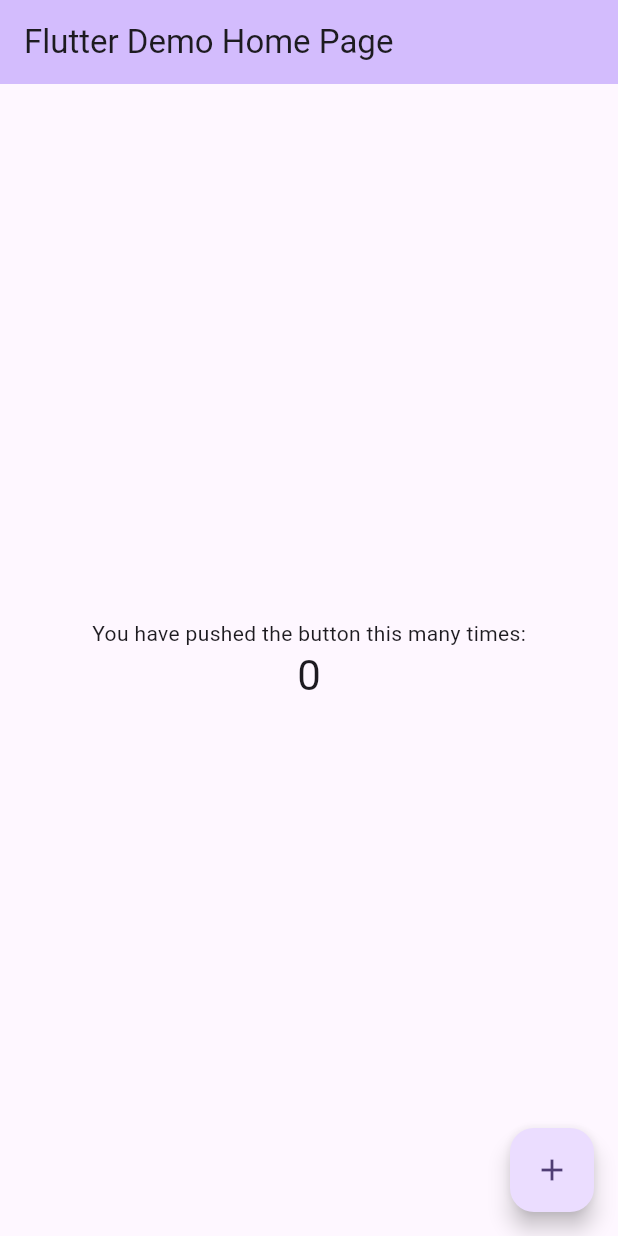
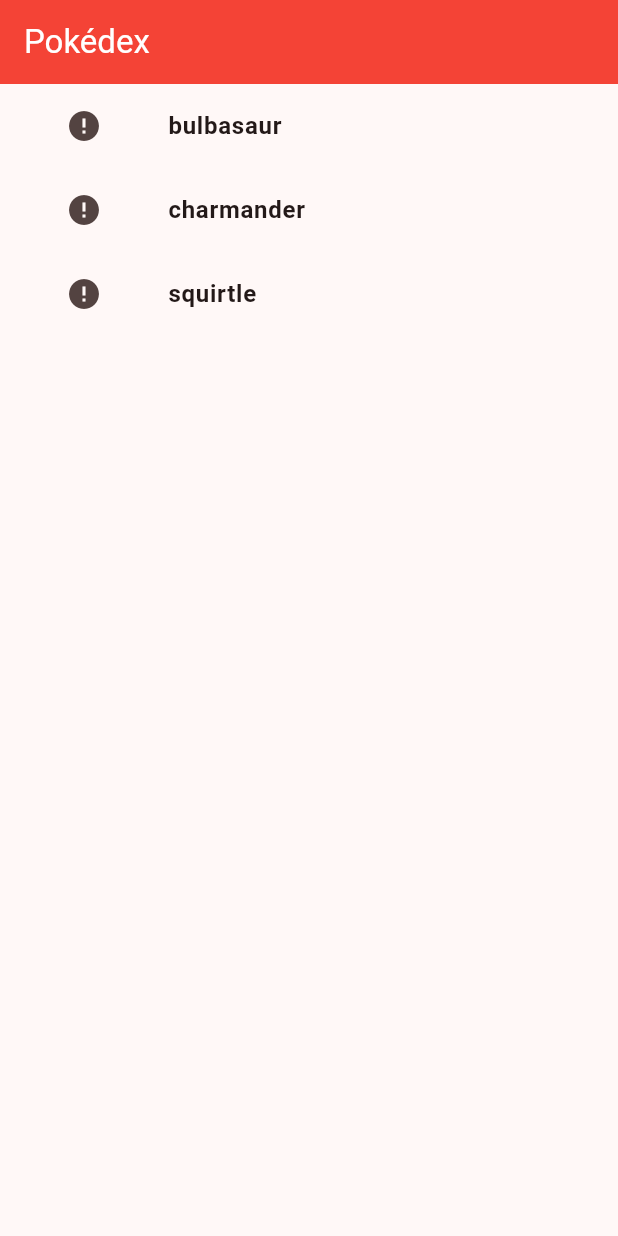
Before and after one commit to Emiidk01/pokedex-desktop, a Flutter app: the screen it shows after launch, on a phone screen of 412 x 824 dp. Run offline on Flutter 3.47's test engine with Material 3 defaults, Android fonts, the phone set to English and light mode, and no system bars; drawn by our look-alikes of cached_network_image; network calls fail.

Commit message:
Add Models and List

```diff
--- a/pokedex/lib/main.dart
+++ b/pokedex/lib/main.dart
@@ -1,122 +1,33 @@
 import 'package:flutter/material.dart';
+import 'package:pokedex/views/content_view.dart';
 
 void main() {
-  runApp(const MyApp());
+  runApp(
+    const PokedexApp(),
+  ); // runApp corre la instancia de nuestra aplicación principal
 }
 
-class MyApp extends StatelessWidget {
-  const MyApp({super.key});
+class PokedexApp extends StatelessWidget {
+  const PokedexApp({Key? key})
+    : super(
+        key: key,
+      ); // super(key: key) → Pasa la clave (key) al constructor de StatelessWidget (opcional, útil en listas para identificar widgets únicos).
 
-  // This widget is the root of your application.
   @override
   Widget build(BuildContext context) {
+    // Recibe un BuildContext, que contiene información sobre el árbol de widgets.
     return MaterialApp(
-      title: 'Flutter Demo',
+      // Define nuestro entorno visual
+      title:
+          'Pokedex', // Define el título de la aplicación, que aparece en la barra de tareas en algunas plataformas.
       theme: ThemeData(
-        // This is the theme of your application.
-        //
-        // TRY THIS: Try running your application with "flutter run". You'll see
-        // the application has a purple toolbar. Then, without quitting the app,
-        // try changing the seedColor in the colorScheme below to Colors.green
-        // and then invoke "hot reload" (save your changes or press the "hot
-        // reload" button in a Flutter-supported IDE, or press "r" if you used
-        // the command line to start the app).
-        //
-        // Notice that the counter didn't reset back to zero; the application
-        // state is not lost during the reload. To reset the state, use hot
-        // restart instead.
-        //
-        // This works for code too, not just values: Most code changes can be
-        // tested with just a hot reload.
-        colorScheme: ColorScheme.fromSeed(seedColor: Colors.deepPurple),
+        // Define el tema de la aplicación con la clase ThemeData.
+        colorScheme: ColorScheme.fromSeed(
+          seedColor: Colors.red,
+        ), // Genera una paleta de colores a partir de un color base (Colors.red).
+        useMaterial3: true,
       ),
-      home: const MyHomePage(title: 'Flutter Demo Home Page'),
+      home: const ContentView(), // Define la pantalla principal
     );
   }
 }
-
-class MyHomePage extends StatefulWidget {
-  const MyHomePage({super.key, required this.title});
-
-  // This widget is the home page of your application. It is stateful, meaning
-  // that it has a State object (defined below) that contains fields that affect
-  // how it looks.
-
-  // This class is the configuration for the state. It holds the values (in this
-  // case the title) provided by the parent (in this case the App widget) and
-  // used by the build method of the State. Fields in a Widget subclass are
-  // always marked "final".
-
-  final String title;
-
-  @override
-  State<MyHomePage> createState() => _MyHomePageState();
-}
-
-class _MyHomePageState extends State<MyHomePage> {
-  int _counter = 0;
-
-  void _incrementCounter() {
-    setState(() {
-      // This call to setState tells the Flutter framework that something has
-      // changed in this State, which causes it to rerun the build method below
-      // so that the display can reflect the updated values. If we changed
-      // _counter without calling setState(), then the build method would not be
-      // called again, and so nothing would appear to happen.
-      _counter++;
-    });
-  }
-
-  @override
-  Widget build(BuildContext context) {
-    // This method is rerun every time setState is called, for instance as done
-    // by the _incrementCounter method above.
-    //
-    // The Flutter framework has been optimized to make rerunning build methods
-    // fast, so that you can just rebuild anything that needs updating rather
-    // than having to individually change instances of widgets.
-    return Scaffold(
-      appBar: AppBar(
-        // TRY THIS: Try changing the color here to a specific color (to
-        // Colors.amber, perhaps?) and trigger a hot reload to see the AppBar
-        // change color while the other colors stay the same.
-        backgroundColor: Theme.of(context).colorScheme.inversePrimary,
-        // Here we take the value from the MyHomePage object that was created by
-        // the App.build method, and use it to set our appbar title.
-        title: Text(widget.title),
-      ),
-      body: Center(
-        // Center is a layout widget. It takes a single child and positions it
-        // in the middle of the parent.
-        child: Column(
-          // Column is also a layout widget. It takes a list of children and
-          // arranges them vertically. By default, it sizes itself to fit its
-          // children horizontally, and tries to be as tall as its parent.
-          //
-          // Column has various properties to control how it sizes itself and
-          // how it positions its children. Here we use mainAxisAlignment to
-          // center the children vertically; the main axis here is the vertical
-          // axis because Columns are vertical (the cross axis would be
-          // horizontal).
-          //
-          // TRY THIS: Invoke "debug painting" (choose the "Toggle Debug Paint"
-          // action in the IDE, or press "p" in the console), to see the
-          // wireframe for each widget.
-          mainAxisAlignment: MainAxisAlignment.center,
-          children: <Widget>[
-            const Text('You have pushed the button this many times:'),
-            Text(
-              '$_counter',
-              style: Theme.of(context).textTheme.headlineMedium,
-            ),
-          ],
-        ),
-      ),
-      floatingActionButton: FloatingActionButton(
-        onPressed: _incrementCounter,
-        tooltip: 'Increment',
-        child: const Icon(Icons.add),
-      ), // This trailing comma makes auto-formatting nicer for build methods.
-    );
-  }
-}
--- /dev/null
+++ b/pokedex/lib/models/pokedex.dart
@@ -0,0 +1,53 @@
+// lib/models/pokedex.dart
+class Pokedex {
+  final int count;
+  final List<Pokemon> results;
+
+  Pokedex({required this.count, required this.results});
+
+  // Constructor factory para decodificar JSON
+  factory Pokedex.fromJson(Map<String, dynamic> json) {
+    return Pokedex(
+      count: json['count'],
+      results:
+          (json['results'] as List)
+              .map((pokemonJson) => Pokemon.fromJson(pokemonJson))
+              .toList(),
+    );
+  }
+}
+
+class Pokemon {
+  final String name;
+  final String url;
+
+  Pokemon({required this.name, required this.url});
+
+  factory Pokemon.fromJson(Map<String, dynamic> json) {
+    return Pokemon(name: json['name'], url: json['url']);
+  }
+}
+
+class PokemonProfile {
+  final Sprite sprites;
+
+  PokemonProfile({required this.sprites});
+
+  factory PokemonProfile.fromJson(Map<String, dynamic> json) {
+    return PokemonProfile(sprites: Sprite.fromJson(json['sprites']));
+  }
+}
+
+class Sprite {
+  final String frontDefault;
+  final String backDefault;
+
+  Sprite({required this.frontDefault, required this.backDefault});
+
+  factory Sprite.fromJson(Map<String, dynamic> json) {
+    return Sprite(
+      frontDefault: json['front_default'],
+      backDefault: json['back_default'],
+    );
+  }
+}
--- /dev/null
+++ b/pokedex/lib/models/pokemonBase.dart
@@ -0,0 +1,9 @@
+import 'package:pokedex/models/pokedex.dart';
+
+class PokemonBase {
+  final int id;
+  final Pokemon pokemon;
+  final PokemonProfile profile;
+
+  PokemonBase({required this.id, required this.pokemon, required this.profile});
+}
--- /dev/null
+++ b/pokedex/lib/views/content_view.dart
@@ -0,0 +1,91 @@
+import 'package:cached_network_image/cached_network_image.dart'; // Para cargar imágenes de internet fácilmente
+import 'package:flutter/material.dart'; // Incluye los widgets de flutter
+import 'package:pokedex/models/pokemonBase.dart';
+
+import '../models/pokedex.dart'; // Incluye tu archivo de modelos que creamos previamente
+
+class ContentView extends StatefulWidget {
+  final List<PokemonBase>?
+  pokemonList; // Crear el arreglo que contiene la lista de pokemon
+
+  const ContentView({Key? key, this.pokemonList}) : super(key: key);
+
+  @override
+  _ContentViewState createState() => _ContentViewState();
+}
+
+class _ContentViewState extends State<ContentView> {
+  late List<PokemonBase> _pokemonList;
+
+  @override
+  void initState() {
+    super.initState();
+    // Si recibimos una lista, la usamos; de lo contrario, creamos datos de prueba
+    _pokemonList = widget.pokemonList ?? _createTestData();
+  }
+
+  List<PokemonBase> _createTestData() {
+    // Datos de prueba para el preview
+    final pokemon1 = Pokemon(name: "bulbasaur", url: "");
+    final pokemon2 = Pokemon(name: "charmander", url: "");
+    final pokemon3 = Pokemon(name: "squirtle", url: "");
+
+    final sprite1 = Sprite(
+      frontDefault:
+          "https://raw.githubusercontent.com/PokeAPI/sprites/master/sprites/pokemon/1.png",
+      backDefault: "",
+    );
+    final sprite2 = Sprite(
+      frontDefault:
+          "https://raw.githubusercontent.com/PokeAPI/sprites/master/sprites/pokemon/4.png",
+      backDefault: "",
+    );
+    final sprite3 = Sprite(
+      frontDefault:
+          "https://raw.githubusercontent.com/PokeAPI/sprites/master/sprites/pokemon/7.png",
+      backDefault: "",
+    );
+
+    final profile1 = PokemonProfile(sprites: sprite1);
+    final profile2 = PokemonProfile(sprites: sprite2);
+    final profile3 = PokemonProfile(sprites: sprite3);
+
+    return [
+      PokemonBase(id: 1, pokemon: pokemon1, profile: profile1),
+      PokemonBase(id: 2, pokemon: pokemon2, profile: profile2),
+      PokemonBase(id: 3, pokemon: pokemon3, profile: profile3),
+    ];
+  }
+
+  @override
+  Widget build(BuildContext context) {
+    return Scaffold(
+      appBar: AppBar(
+        title: const Text('Pokédex'),
+        backgroundColor: Colors.red,
+        foregroundColor: Colors.white,
+      ),
+      body: ListView.builder(
+        itemCount:
+            _pokemonList
+                .length, // Agregamos el tamaño de nuestro _pokemonList para la cantidad de items
+        itemBuilder: (context, index) {
+          final pokemonBase = _pokemonList[index];
+          return ListTile(
+            leading: CachedNetworkImage(
+              imageUrl: pokemonBase.profile.sprites.frontDefault,
+              placeholder: (context, url) => const CircularProgressIndicator(),
+              errorWidget: (context, url, error) => const Icon(Icons.error),
+              width: 80,
+              height: 80,
+            ),
+            title: Text(
+              pokemonBase.pokemon.name,
+              style: const TextStyle(fontSize: 16, fontWeight: FontWeight.bold),
+            ),
+          );
+        },
+      ),
+    );
+  }
+}
--- a/pokedex/pubspec.yaml
+++ b/pokedex/pubspec.yaml
@@ -2,7 +2,7 @@ name: pokedex
 description: "A new Flutter project."
 # The following line prevents the package from being accidentally published to
 # pub.dev using `flutter pub publish`. This is preferred for private packages.
-publish_to: 'none' # Remove this line if you wish to publish to pub.dev
+publish_to: "none" # Remove this line if you wish to publish to pub.dev
 
 # The following defines the version and build number for your application.
 # A version number is three numbers separated by dots, like 1.2.43
@@ -34,6 +34,9 @@ dependencies:
   # The following adds the Cupertino Icons font to your application.
   # Use with the CupertinoIcons class for iOS style icons.
   cupertino_icons: ^1.0.8
+  http: ^1.1.0 # Comunicación HTTP
+  dio: ^5.3.2 # Cliente HTTP más avanzado
+  cached_network_image: ^3.2.3 # Cargar imágenes
 
 dev_dependencies:
   flutter_test:
@@ -51,7 +54,6 @@ dev_dependencies:
 
 # The following section is specific to Flutter packages.
 flutter:
-
   # The following line ensures that the Material Icons font is
   # included with your application, so that you can use the icons in
   # the material Icons class.
```
Also changed, not shown: 1 other file.
